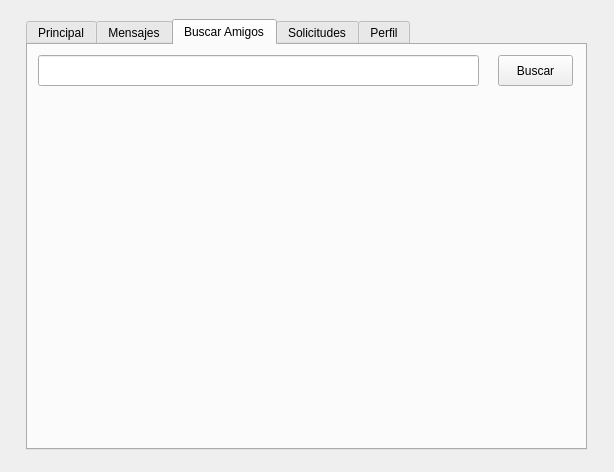
First picture: the form in TF/Red_Social/interfas.ui, repository PrenxLibert/Trabajo-Parcial-red-social-3-ciclo, before the edit.
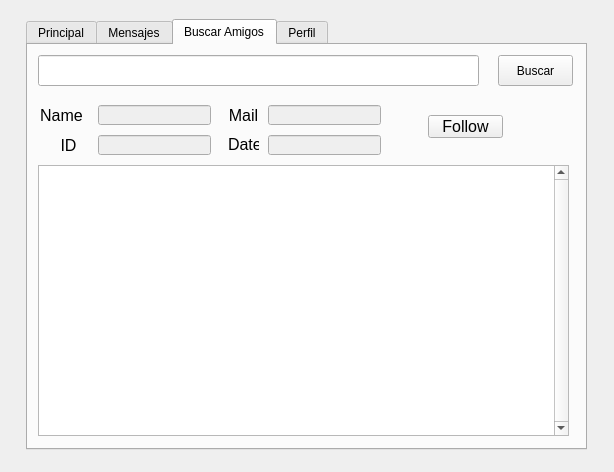
Second picture: the form after the edit. The open tabs and pages were chosen to show the change.

What changed in the file:
```diff
--- a/TF/Red_Social/interfas.ui
+++ b/TF/Red_Social/interfas.ui
@@ -200,11 +200,142 @@
       <string>Buscar</string>
      </property>
     </widget>
-   </widget>
-   <widget class="QWidget" name="tab_6">
-    <attribute name="title">
-     <string>Solicitudes</string>
-    </attribute>
+    <widget class="QLabel" name="label_6">
+     <property name="geometry">
+      <rect>
+       <x>10</x>
+       <y>60</y>
+       <width>47</width>
+       <height>21</height>
+      </rect>
+     </property>
+     <property name="text">
+      <string>&lt;html&gt;&lt;head/&gt;&lt;body&gt;&lt;p align=&quot;center&quot;&gt;&lt;span style=&quot; font-size:12pt;&quot;&gt;Name&lt;/span&gt;&lt;/p&gt;&lt;/body&gt;&lt;/html&gt;</string>
+     </property>
+    </widget>
+    <widget class="QLabel" name="label_7">
+     <property name="geometry">
+      <rect>
+       <x>30</x>
+       <y>90</y>
+       <width>21</width>
+       <height>21</height>
+      </rect>
+     </property>
+     <property name="text">
+      <string>&lt;html&gt;&lt;head/&gt;&lt;body&gt;&lt;p align=&quot;center&quot;&gt;&lt;span style=&quot; font-size:12pt;&quot;&gt;ID&lt;/span&gt;&lt;/p&gt;&lt;/body&gt;&lt;/html&gt;</string>
+     </property>
+    </widget>
+    <widget class="QLabel" name="label_8">
+     <property name="geometry">
+      <rect>
+       <x>200</x>
+       <y>60</y>
+       <width>31</width>
+       <height>21</height>
+      </rect>
+     </property>
+     <property name="text">
+      <string>&lt;html&gt;&lt;head/&gt;&lt;body&gt;&lt;p align=&quot;center&quot;&gt;&lt;span style=&quot; font-size:12pt;&quot;&gt;Mail&lt;/span&gt;&lt;/p&gt;&lt;/body&gt;&lt;/html&gt;</string>
+     </property>
+    </widget>
+    <widget class="QLabel" name="label_9">
+     <property name="geometry">
+      <rect>
+       <x>200</x>
+       <y>90</y>
+       <width>31</width>
+       <height>16</height>
+      </rect>
+     </property>
+     <property name="text">
+      <string>&lt;html&gt;&lt;head/&gt;&lt;body&gt;&lt;p align=&quot;center&quot;&gt;&lt;span style=&quot; font-size:12pt;&quot;&gt;Date&lt;/span&gt;&lt;/p&gt;&lt;/body&gt;&lt;/html&gt;</string>
+     </property>
+    </widget>
+    <widget class="QLineEdit" name="tbxNameF">
+     <property name="enabled">
+      <bool>false</bool>
+     </property>
+     <property name="geometry">
+      <rect>
+       <x>70</x>
+       <y>60</y>
+       <width>113</width>
+       <height>20</height>
+      </rect>
+     </property>
+    </widget>
+    <widget class="QLineEdit" name="tbxMailF">
+     <property name="enabled">
+      <bool>false</bool>
+     </property>
+     <property name="geometry">
+      <rect>
+       <x>240</x>
+       <y>60</y>
+       <width>113</width>
+       <height>20</height>
+      </rect>
+     </property>
+    </widget>
+    <widget class="QLineEdit" name="tbxIdF">
+     <property name="enabled">
+      <bool>false</bool>
+     </property>
+     <property name="geometry">
+      <rect>
+       <x>70</x>
+       <y>90</y>
+       <width>113</width>
+       <height>20</height>
+      </rect>
+     </property>
+    </widget>
+    <widget class="QLineEdit" name="tbxDateF">
+     <property name="enabled">
+      <bool>false</bool>
+     </property>
+     <property name="geometry">
+      <rect>
+       <x>240</x>
+       <y>90</y>
+       <width>113</width>
+       <height>20</height>
+      </rect>
+     </property>
+    </widget>
+    <widget class="QTextEdit" name="textEdit">
+     <property name="geometry">
+      <rect>
+       <x>10</x>
+       <y>120</y>
+       <width>531</width>
+       <height>271</height>
+      </rect>
+     </property>
+     <property name="verticalScrollBarPolicy">
+      <enum>Qt::ScrollBarAlwaysOn</enum>
+     </property>
+    </widget>
+    <widget class="QPushButton" name="pushButton">
+     <property name="geometry">
+      <rect>
+       <x>400</x>
+       <y>70</y>
+       <width>75</width>
+       <height>23</height>
+      </rect>
+     </property>
+     <property name="font">
+      <font>
+       <family>Arial</family>
+       <pointsize>12</pointsize>
+      </font>
+     </property>
+     <property name="text">
+      <string>Follow</string>
+     </property>
+    </widget>
    </widget>
    <widget class="QWidget" name="tab_7">
     <attribute name="title">
```
Left out of the diff: 41 changed lines with no effect on the pictures.
